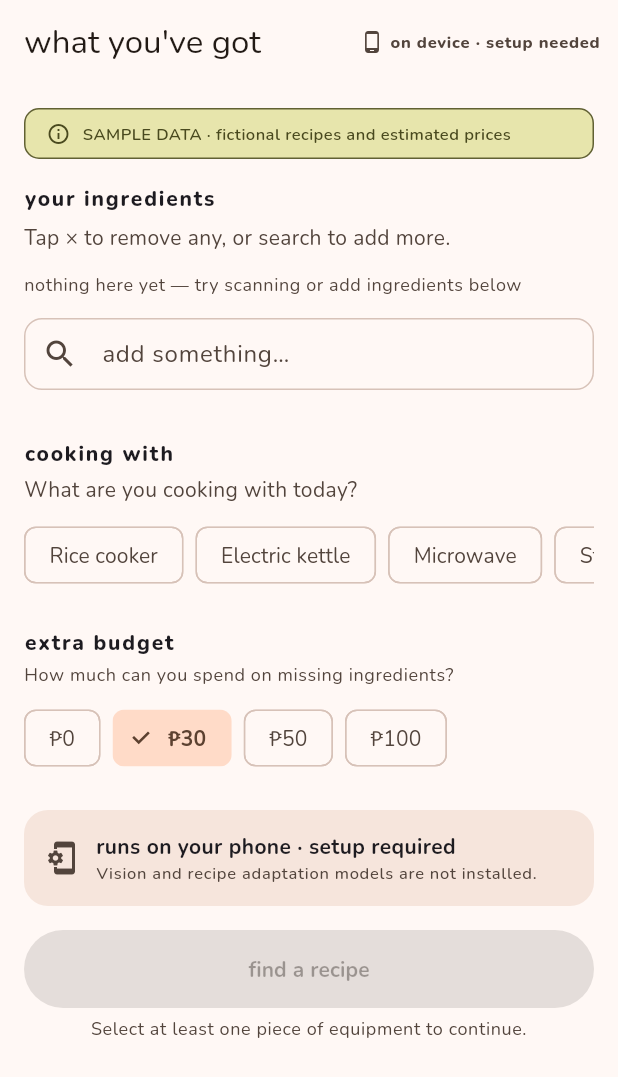
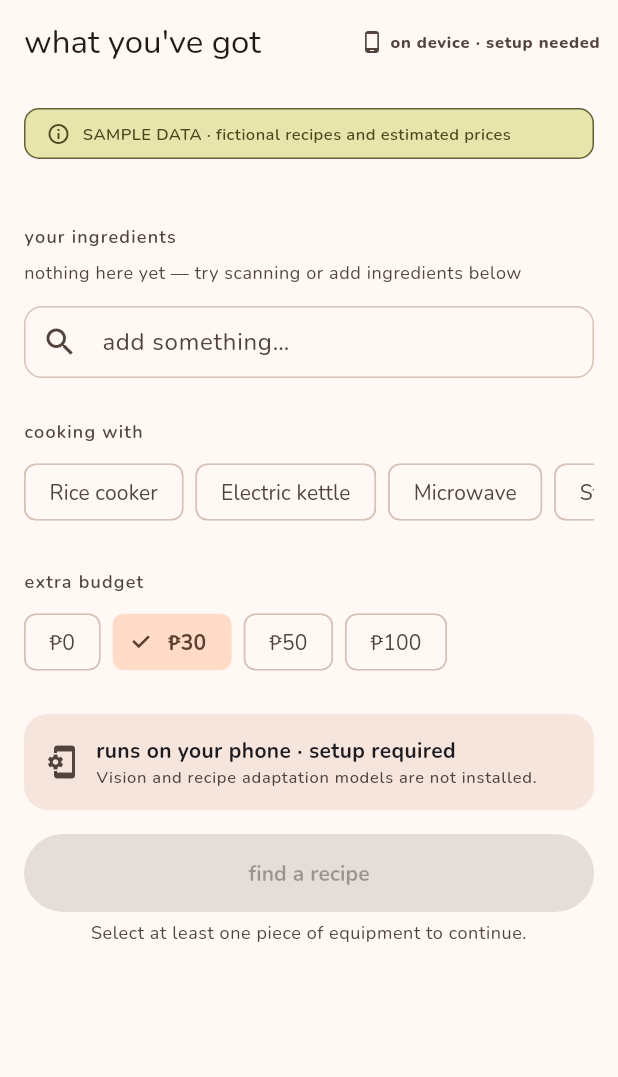
Before and after one commit to novadar-star/APPBUILDERS, a Flutter app: the ReviewScreen screen opened by its route, on a phone screen of 412 x 824 dp. Shown: the top 1077 px of the screen. Run offline on Flutter 3.47's test engine with Material 3 defaults, Android fonts, the phone set to English and light mode, and no system bars; our stand-ins replace camera, device_preview, flutter_riverpod, go_router, google_fonts, image_picker and 1 more; accounts and stored records are empty.

Commit message:
feat: review screen — section label spacing polish

```diff
--- a/lib/features/review/review_screen.dart
+++ b/lib/features/review/review_screen.dart
@@ -142,21 +142,17 @@ class _ReviewScreenState extends ConsumerState<ReviewScreen> {
             const SizedBox(height: 16),
 
             // ── INGREDIENTS section header ────────────────────────────────
-            Text(
+            Padding(
+              padding: const EdgeInsets.only(top: 28, bottom: 8),
+              child: Text(
                 'your ingredients',
-              style: theme.textTheme.titleSmall?.copyWith(
-                letterSpacing: 1.2,
-                fontWeight: FontWeight.w800,
+                style: theme.textTheme.labelMedium?.copyWith(
+                  color: colorScheme.onSurfaceVariant,
+                  letterSpacing: 0.8,
+                  fontWeight: FontWeight.w600,
                 ),
               ),
-            const SizedBox(height: 6),
-            Text(
-              'Tap × to remove any, or search to add more.',
-              style: theme.textTheme.bodyMedium?.copyWith(
-                color: colorScheme.onSurfaceVariant,
             ),
-            ),
-            const SizedBox(height: 14),
 
             // ── Confirmed chips ──────────────────────────────────────────
             if (ownedIds.isNotEmpty)
@@ -263,24 +259,18 @@ class _ReviewScreenState extends ConsumerState<ReviewScreen> {
                 ),
               ),
 
-            const SizedBox(height: 32),
-
             // ── Equipment section ────────────────────────────────────────
-            Text(
+            Padding(
+              padding: const EdgeInsets.only(top: 28, bottom: 8),
+              child: Text(
                 'cooking with',
-              style: theme.textTheme.titleSmall?.copyWith(
-                letterSpacing: 1.2,
-                fontWeight: FontWeight.w800,
+                style: theme.textTheme.labelMedium?.copyWith(
+                  color: colorScheme.onSurfaceVariant,
+                  letterSpacing: 0.8,
+                  fontWeight: FontWeight.w600,
                 ),
               ),
-            const SizedBox(height: 4),
-            Text(
-              'What are you cooking with today?',
-              style: theme.textTheme.bodyMedium?.copyWith(
-                color: colorScheme.onSurfaceVariant,
             ),
-            ),
-            const SizedBox(height: 10),
             SingleChildScrollView(
               scrollDirection: Axis.horizontal,
               child: Wrap(
@@ -313,23 +303,18 @@ class _ReviewScreenState extends ConsumerState<ReviewScreen> {
               ),
             ),
 
-            const SizedBox(height: 24),
-
             // ── Budget section ───────────────────────────────────────────
-            Text(
+            Padding(
+              padding: const EdgeInsets.only(top: 28, bottom: 8),
+              child: Text(
                 'extra budget',
-              style: theme.textTheme.titleSmall?.copyWith(
-                letterSpacing: 1.2,
-                fontWeight: FontWeight.w800,
+                style: theme.textTheme.labelMedium?.copyWith(
+                  color: colorScheme.onSurfaceVariant,
+                  letterSpacing: 0.8,
+                  fontWeight: FontWeight.w600,
                 ),
               ),
-            const SizedBox(height: 4),
-            Text(
-              'How much can you spend on missing ingredients?',
-              style: theme.textTheme.bodySmall?.copyWith(
-                  color: colorScheme.onSurfaceVariant),
             ),
-            const SizedBox(height: 10),
             Wrap(
               spacing: 8,
               runSpacing: 8,
```
Lines whose indentation alone changed are shown as unchanged.
